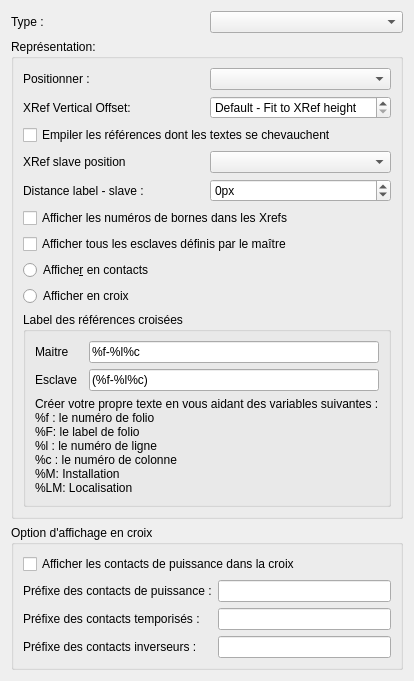
The window that sources/ui/xrefpropertieswidget.ui (itaueira/qelectrotech-source) describes before a commit, drawn with Qt 5.
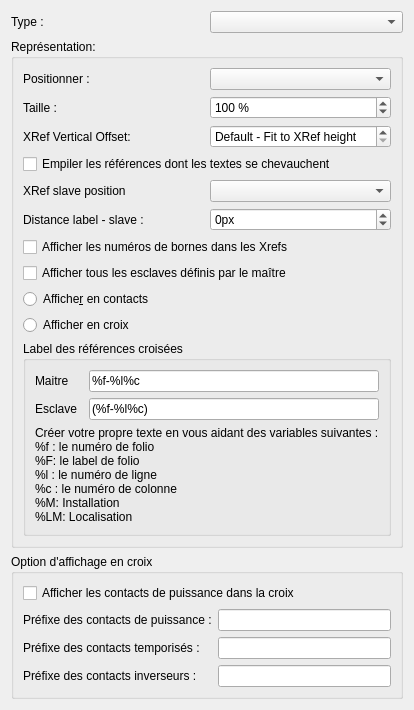
The same window after the commit.

```diff
--- a/sources/ui/xrefpropertieswidget.ui
+++ b/sources/ui/xrefpropertieswidget.ui
@@ -48,6 +48,39 @@
         </item>
        </layout>
       </item>
+      <item>
+       <layout class="QHBoxLayout" name="horizontalLayout_scale">
+        <item>
+         <widget class="QLabel" name="m_scale_label">
+          <property name="text">
+           <string>Taille :</string>
+          </property>
+         </widget>
+        </item>
+        <item>
+         <widget class="QSpinBox" name="m_scale_sb">
+          <property name="toolTip">
+           <string>Taille de la référence croisée, en pourcentage de sa taille normale : la croix ou les contacts, avec leurs traits et leurs textes, et le texte de folio de ses esclaves.</string>
+          </property>
+          <property name="suffix">
+           <string notr="true"> %</string>
+          </property>
+          <property name="minimum">
+           <number>25</number>
+          </property>
+          <property name="maximum">
+           <number>200</number>
+          </property>
+          <property name="singleStep">
+           <number>5</number>
+          </property>
+          <property name="value">
+           <number>100</number>
+          </property>
+         </widget>
+        </item>
+       </layout>
+      </item>
       <item>
        <layout class="QHBoxLayout" name="horizontalLayout_7">
         <item>
```
